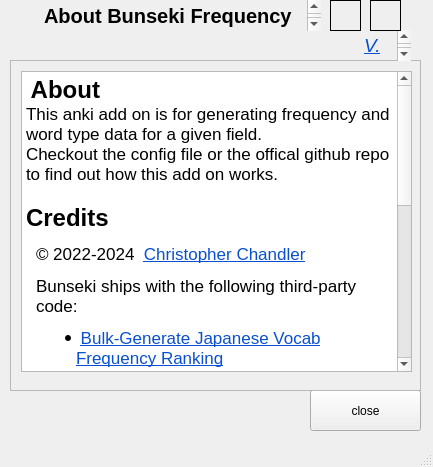
Before: the Qt Designer form resources/gui/about_add_on.ui in christopher-chandler/bulk_generate_japanese_vocab_frequency, drawn with Qt 5.
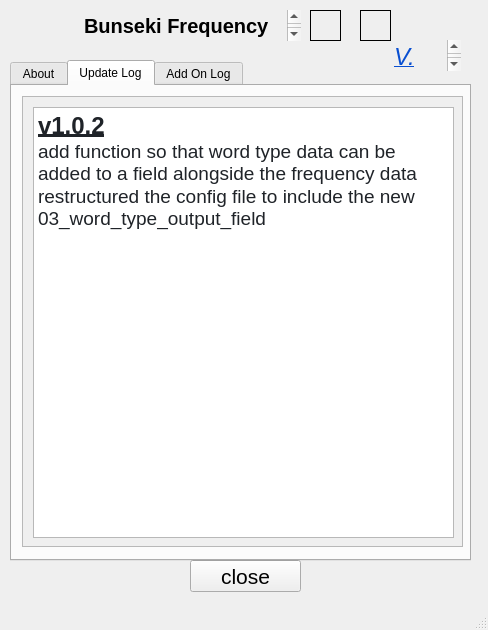
After: the same form once the commit is applied. Icons and pictures are not drawn.

Commit message: remove unused files update about_add_on.py rename files

What changed in the file:
```diff
--- a/resources/gui/about_add_on.ui
+++ b/resources/gui/about_add_on.ui
@@ -9,8 +9,8 @@
    <rect>
     <x>0</x>
     <y>0</y>
-    <width>433</width>
-    <height>467</height>
+    <width>488</width>
+    <height>630</height>
    </rect>
   </property>
   <property name="windowTitle">
@@ -29,12 +29,21 @@
    <widget class="QPushButton" name="closeWindow">
     <property name="geometry">
      <rect>
-      <x>310</x>
-      <y>390</y>
+      <x>190</x>
+      <y>560</y>
       <width>111</width>
-      <height>41</height>
+      <height>32</height>
      </rect>
     </property>
+    <property name="font">
+     <font>
+      <pointsize>16</pointsize>
+      <italic>false</italic>
+      <bold>false</bold>
+      <strikeout>false</strikeout>
+      <kerning>false</kerning>
+     </font>
+    </property>
     <property name="focusPolicy">
      <enum>Qt::ClickFocus</enum>
     </property>
@@ -48,38 +57,178 @@
      </size>
     </property>
    </widget>
-   <widget class="QScrollArea" name="AboutAddOnText">
+   <widget class="QTextBrowser" name="addonVersionNumber">
+    <property name="geometry">
+     <rect>
+      <x>390</x>
+      <y>40</y>
+      <width>71</width>
+      <height>31</height>
+     </rect>
+    </property>
+    <property name="styleSheet">
+     <string notr="true">QTextBrowser {
+    background: rgba(0, 0, 0, 0);  /* Completely transparent background */
+    border: none;  /* No border */
+    color: black;  /* Text color */
+}
+</string>
+    </property>
+    <property name="sizeAdjustPolicy">
+     <enum>QAbstractScrollArea::AdjustToContentsOnFirstShow</enum>
+    </property>
+    <property name="html">
+     <string>&lt;!DOCTYPE HTML PUBLIC &quot;-//W3C//DTD HTML 4.0//EN&quot; &quot;http://www.w3.org/TR/REC-html40/strict.dtd&quot;&gt;
+&lt;html&gt;&lt;head&gt;&lt;meta name=&quot;qrichtext&quot; content=&quot;1&quot; /&gt;&lt;meta charset=&quot;utf-8&quot; /&gt;&lt;style type=&quot;text/css&quot;&gt;
+p, li { white-space: pre-wrap; }
+hr { height: 1px; border-width: 0; }
+li.unchecked::marker { content: &quot;\2610&quot;; }
+li.checked::marker { content: &quot;\2612&quot;; }
+&lt;/style&gt;&lt;/head&gt;&lt;body style=&quot; font-family:'.AppleSystemUIFont'; font-size:13pt; font-weight:400; font-style:normal;&quot;&gt;
+&lt;p style=&quot; margin-top:0px; margin-bottom:0px; margin-left:0px; margin-right:0px; -qt-block-indent:0; text-indent:0px;&quot;&gt;&lt;a href=&quot;https://github.com/christopher-chandler/bulk_generate_japanese_vocab_frequency/releases/tag/update_config_file&quot;&gt;&lt;span style=&quot; font-size:18pt; font-style:italic; text-decoration: underline; color:#094fd1;&quot;&gt;V.1.0.2&lt;/span&gt;&lt;/a&gt;&lt;/p&gt;&lt;/body&gt;&lt;/html&gt;</string>
+    </property>
+    <property name="openExternalLinks">
+     <bool>true</bool>
+    </property>
+   </widget>
+   <widget class="QTextBrowser" name="addonTitle">
+    <property name="geometry">
+     <rect>
+      <x>80</x>
+      <y>10</y>
+      <width>221</width>
+      <height>31</height>
+     </rect>
+    </property>
+    <property name="styleSheet">
+     <string notr="true">QTextBrowser {
+    background: rgba(0, 0, 0, 0);  /* Completely transparent background */
+    border: none;  /* No border */
+    color: black;  /* Text color */
+}
+</string>
+    </property>
+    <property name="sizeAdjustPolicy">
+     <enum>QAbstractScrollArea::AdjustToContentsOnFirstShow</enum>
+    </property>
+    <property name="html">
+     <string>&lt;!DOCTYPE HTML PUBLIC &quot;-//W3C//DTD HTML 4.0//EN&quot; &quot;http://www.w3.org/TR/REC-html40/strict.dtd&quot;&gt;
+&lt;html&gt;&lt;head&gt;&lt;meta name=&quot;qrichtext&quot; content=&quot;1&quot; /&gt;&lt;meta charset=&quot;utf-8&quot; /&gt;&lt;style type=&quot;text/css&quot;&gt;
+p, li { white-space: pre-wrap; }
+hr { height: 1px; border-width: 0; }
+li.unchecked::marker { content: &quot;\2610&quot;; }
+li.checked::marker { content: &quot;\2612&quot;; }
+&lt;/style&gt;&lt;/head&gt;&lt;body style=&quot; font-family:'.AppleSystemUIFont'; font-size:13pt; font-weight:400; font-style:normal;&quot;&gt;
+&lt;p style=&quot; margin-top:0px; margin-bottom:0px; margin-left:0px; margin-right:0px; -qt-block-indent:0; text-indent:0px;&quot;&gt;&lt;span style=&quot; font-size:15pt; font-weight:700;&quot;&gt;Bunseki Frequency Japanese&lt;/span&gt;&lt;/p&gt;&lt;/body&gt;&lt;/html&gt;</string>
+    </property>
+    <property name="openExternalLinks">
+     <bool>true</bool>
+    </property>
+   </widget>
+   <widget class="QLabel" name="thumbsUpLikeAddOn">
+    <property name="geometry">
+     <rect>
+      <x>310</x>
+      <y>10</y>
+      <width>31</width>
+      <height>31</height>
+     </rect>
+    </property>
+    <property name="mouseTracking">
+     <bool>true</bool>
+    </property>
+    <property name="frameShape">
+     <enum>QFrame::Box</enum>
+    </property>
+    <property name="text">
+     <string/>
+    </property>
+    <property name="textFormat">
+     <enum>Qt::PlainText</enum>
+    </property>
+    <property name="pixmap">
+     <pixmap>../img/rate.svg</pixmap>
+    </property>
+    <property name="scaledContents">
+     <bool>true</bool>
+    </property>
+    <property name="wordWrap">
+     <bool>false</bool>
+    </property>
+    <property name="openExternalLinks">
+     <bool>true</bool>
+    </property>
+   </widget>
+   <widget class="QLabel" name="githubLabel">
+    <property name="geometry">
+     <rect>
+      <x>360</x>
+      <y>10</y>
+      <width>31</width>
+      <height>31</height>
+     </rect>
+    </property>
+    <property name="frameShape">
+     <enum>QFrame::Box</enum>
+    </property>
+    <property name="text">
+     <string/>
+    </property>
+    <property name="pixmap">
+     <pixmap>../img/github.png</pixmap>
+    </property>
+    <property name="scaledContents">
+     <bool>true</bool>
+    </property>
+   </widget>
+   <widget class="QTabWidget" name="tabWidget">
     <property name="geometry">
      <rect>
       <x>10</x>
       <y>60</y>
-      <width>411</width>
-      <height>331</height>
+      <width>461</width>
+      <height>501</height>
      </rect>
     </property>
-    <property name="widgetResizable">
-     <bool>true</bool>
+    <property name="currentIndex">
+     <number>1</number>
     </property>
-    <widget class="QWidget" name="scrollAreaWidgetContents">
-     <property name="geometry">
-      <rect>
-       <x>0</x>
-       <y>0</y>
-       <width>409</width>
-       <height>329</height>
-      </rect>
-     </property>
-     <widget class="QTextBrowser" name="textBrowser">
+    <widget class="QWidget" name="aboutTab_0">
+     <attribute name="title">
+      <string>About</string>
+     </attribute>
+     <widget class="QScrollArea" name="aboutAddonText_0">
       <property name="geometry">
        <rect>
-        <x>10</x>
+        <x>0</x>
         <y>10</y>
-        <width>391</width>
-        <height>301</height>
+        <width>441</width>
+        <height>451</height>
        </rect>
       </property>
-      <property name="html">
-       <string>&lt;!DOCTYPE HTML PUBLIC &quot;-//W3C//DTD HTML 4.0//EN&quot; &quot;http://www.w3.org/TR/REC-html40/strict.dtd&quot;&gt;
+      <property name="widgetResizable">
+       <bool>true</bool>
+      </property>
+      <widget class="QWidget" name="aboutAddonTextScrollAreaWidgetContents_0">
+       <property name="geometry">
+        <rect>
+         <x>0</x>
+         <y>0</y>
+         <width>439</width>
+         <height>449</height>
+        </rect>
+       </property>
+       <widget class="QTextBrowser" name="textBrowser_2">
+        <property name="geometry">
+         <rect>
+          <x>10</x>
+          <y>10</y>
+          <width>421</width>
+          <height>431</height>
+         </rect>
+        </property>
+        <property name="html">
+         <string>&lt;!DOCTYPE HTML PUBLIC &quot;-//W3C//DTD HTML 4.0//EN&quot; &quot;http://www.w3.org/TR/REC-html40/strict.dtd&quot;&gt;
 &lt;html&gt;&lt;head&gt;&lt;meta name=&quot;qrichtext&quot; content=&quot;1&quot; /&gt;&lt;meta charset=&quot;utf-8&quot; /&gt;&lt;style type=&quot;text/css&quot;&gt;
 p, li { white-space: pre-wrap; }
 hr { height: 1px; border-width: 0; }
@@ -100,133 +249,109 @@
 &lt;h3 style=&quot; margin-top:14px; margin-bottom:12px; margin-left:10px; margin-right:10px; -qt-block-indent:0; text-indent:0px;&quot;&gt;&lt;span style=&quot; font-size:18pt; font-weight:700;&quot;&gt;License&lt;/span&gt;&lt;span style=&quot; font-size:large; font-weight:700;&quot;&gt; &lt;/span&gt;&lt;/h3&gt;
 &lt;p style=&quot; margin-top:12px; margin-bottom:12px; margin-left:10px; margin-right:10px; -qt-block-indent:0; text-indent:0px;&quot;&gt;&lt;span style=&quot; font-style:italic;&quot;&gt;Bunseki&lt;/span&gt; is &lt;span style=&quot; font-weight:700;&quot;&gt;free and open-source&lt;/span&gt; software. The add-on code that runs within Anki is released under the GNU AGPLv3 license, extended by a number of additional terms. For more information please see the license file that accompanied this program. &lt;/p&gt;
 &lt;p style=&quot; margin-top:12px; margin-bottom:12px; margin-left:10px; margin-right:10px; -qt-block-indent:0; text-indent:0px;&quot;&gt;This program is distributed in the hope that it will be useful, but WITHOUT ANY WARRANTY. Please see the license file for more details. &lt;/p&gt;&lt;/body&gt;&lt;/html&gt;</string>
-      </property>
+        </property>
+       </widget>
+      </widget>
      </widget>
     </widget>
-   </widget>
-   <widget class="QTextBrowser" name="AddOnVersionNumber">
-    <property name="geometry">
-     <rect>
-      <x>360</x>
-      <y>30</y>
-      <width>51</width>
-      <height>31</height>
-     </rect>
-    </property>
-    <property name="styleSheet">
-     <string notr="true">QTextBrowser {
-    background: rgba(0, 0, 0, 0);  /* Completely transparent background */
-    border: none;  /* No border */
-    color: black;  /* Text color */
-}
-</string>
-    </property>
-    <property name="sizeAdjustPolicy">
-     <enum>QAbstractScrollArea::AdjustToContentsOnFirstShow</enum>
-    </property>
-    <property name="html">
-     <string>&lt;!DOCTYPE HTML PUBLIC &quot;-//W3C//DTD HTML 4.0//EN&quot; &quot;http://www.w3.org/TR/REC-html40/strict.dtd&quot;&gt;
+    <widget class="QWidget" name="updateLog_1">
+     <attribute name="title">
+      <string>Update Log</string>
+     </attribute>
+     <widget class="QScrollArea" name="updateLogText_1">
+      <property name="geometry">
+       <rect>
+        <x>10</x>
+        <y>10</y>
+        <width>441</width>
+        <height>451</height>
+       </rect>
+      </property>
+      <property name="widgetResizable">
+       <bool>true</bool>
+      </property>
+      <widget class="QWidget" name="updateLogTextScrollAreaWidgetContents_1">
+       <property name="geometry">
+        <rect>
+         <x>0</x>
+         <y>0</y>
+         <width>439</width>
+         <height>449</height>
+        </rect>
+       </property>
+       <widget class="QTextBrowser" name="updateLogTextTextBrowser_1">
+        <property name="geometry">
+         <rect>
+          <x>10</x>
+          <y>10</y>
+          <width>421</width>
+          <height>431</height>
+         </rect>
+        </property>
+        <property name="html">
+         <string>&lt;!DOCTYPE HTML PUBLIC &quot;-//W3C//DTD HTML 4.0//EN&quot; &quot;http://www.w3.org/TR/REC-html40/strict.dtd&quot;&gt;
 &lt;html&gt;&lt;head&gt;&lt;meta name=&quot;qrichtext&quot; content=&quot;1&quot; /&gt;&lt;meta charset=&quot;utf-8&quot; /&gt;&lt;style type=&quot;text/css&quot;&gt;
 p, li { white-space: pre-wrap; }
 hr { height: 1px; border-width: 0; }
 li.unchecked::marker { content: &quot;\2610&quot;; }
 li.checked::marker { content: &quot;\2612&quot;; }
 &lt;/style&gt;&lt;/head&gt;&lt;body style=&quot; font-family:'.AppleSystemUIFont'; font-size:13pt; font-weight:400; font-style:normal;&quot;&gt;
-&lt;p style=&quot; margin-top:0px; margin-bottom:0px; margin-left:0px; margin-right:0px; -qt-block-indent:0; text-indent:0px;&quot;&gt;&lt;a href=&quot;https://github.com/christopher-chandler/bulk_generate_japanese_vocab_frequency/releases/tag/update_config_file&quot;&gt;&lt;span style=&quot; font-size:14pt; font-style:italic; text-decoration: underline; color:#094fd1;&quot;&gt;V.1.0.2&lt;/span&gt;&lt;/a&gt;&lt;/p&gt;&lt;/body&gt;&lt;/html&gt;</string>
-    </property>
-    <property name="openExternalLinks">
-     <bool>true</bool>
-    </property>
-   </widget>
-   <widget class="QTextBrowser" name="AddOnTitle">
-    <property name="geometry">
-     <rect>
-      <x>40</x>
-      <y>0</y>
-      <width>281</width>
-      <height>31</height>
-     </rect>
-    </property>
-    <property name="styleSheet">
-     <string notr="true">QTextBrowser {
-    background: rgba(0, 0, 0, 0);  /* Completely transparent background */
-    border: none;  /* No border */
-    color: black;  /* Text color */
-}
-</string>
-    </property>
-    <property name="sizeAdjustPolicy">
-     <enum>QAbstractScrollArea::AdjustToContentsOnFirstShow</enum>
-    </property>
-    <property name="html">
-     <string>&lt;!DOCTYPE HTML PUBLIC &quot;-//W3C//DTD HTML 4.0//EN&quot; &quot;http://www.w3.org/TR/REC-html40/strict.dtd&quot;&gt;
+&lt;p style=&quot; margin-top:0px; margin-bottom:0px; margin-left:0px; margin-right:0px; -qt-block-indent:0; text-indent:0px; background-color:#ffffff;&quot;&gt;&lt;span style=&quot; font-family:'-apple-system','system-ui','Segoe UI','Noto Sans','Helvetica','Arial','sans-serif','Apple Color Emoji','Segoe UI Emoji'; font-size:18pt; font-weight:700; text-decoration: underline; text-decoration-color:#000000; color:#1f2328; background-color:#ffffff;&quot;&gt;v1.0.2&lt;/span&gt;&lt;/p&gt;
+&lt;p style=&quot; margin-top:0px; margin-bottom:0px; margin-left:0px; margin-right:0px; -qt-block-indent:0; text-indent:0px; background-color:#ffffff;&quot;&gt;&lt;span style=&quot; font-family:'-apple-system','system-ui','Segoe UI','Noto Sans','Helvetica','Arial','sans-serif','Apple Color Emoji','Segoe UI Emoji'; font-size:14pt; color:#1f2328; background-color:#ffffff;&quot;&gt;add function so that word type data can be added to a field alongside the frequency data &lt;/span&gt;&lt;/p&gt;
+&lt;p style=&quot; margin-top:0px; margin-bottom:0px; margin-left:0px; margin-right:0px; -qt-block-indent:0; text-indent:0px; background-color:#ffffff;&quot;&gt;&lt;span style=&quot; font-family:'-apple-system','system-ui','Segoe UI','Noto Sans','Helvetica','Arial','sans-serif','Apple Color Emoji','Segoe UI Emoji'; font-size:14pt; color:#1f2328; background-color:#ffffff;&quot;&gt;restructured the config file to include the new 03_word_type_output_field&lt;/span&gt;&lt;/p&gt;&lt;/body&gt;&lt;/html&gt;</string>
+        </property>
+       </widget>
+      </widget>
+     </widget>
+    </widget>
+    <widget class="QWidget" name="addonLog_2">
+     <attribute name="title">
+      <string>Add On Log</string>
+     </attribute>
+     <widget class="QScrollArea" name="addonLogText_2">
+      <property name="geometry">
+       <rect>
+        <x>10</x>
+        <y>10</y>
+        <width>441</width>
+        <height>451</height>
+       </rect>
+      </property>
+      <property name="widgetResizable">
+       <bool>true</bool>
+      </property>
+      <widget class="QWidget" name="addonLogScrollAreaWidgetContents_2">
+       <property name="geometry">
+        <rect>
+         <x>0</x>
+         <y>0</y>
+         <width>439</width>
+         <height>449</height>
+        </rect>
+       </property>
+       <widget class="QTextBrowser" name="addonLogTextBrowser_2">
+        <property name="geometry">
+         <rect>
+          <x>10</x>
+          <y>10</y>
+          <width>421</width>
+          <height>431</height>
+         </rect>
+        </property>
+        <property name="html">
+         <string>&lt;!DOCTYPE HTML PUBLIC &quot;-//W3C//DTD HTML 4.0//EN&quot; &quot;http://www.w3.org/TR/REC-html40/strict.dtd&quot;&gt;
 &lt;html&gt;&lt;head&gt;&lt;meta name=&quot;qrichtext&quot; content=&quot;1&quot; /&gt;&lt;meta charset=&quot;utf-8&quot; /&gt;&lt;style type=&quot;text/css&quot;&gt;
 p, li { white-space: pre-wrap; }
 hr { height: 1px; border-width: 0; }
 li.unchecked::marker { content: &quot;\2610&quot;; }
 li.checked::marker { content: &quot;\2612&quot;; }
 &lt;/style&gt;&lt;/head&gt;&lt;body style=&quot; font-family:'.AppleSystemUIFont'; font-size:13pt; font-weight:400; font-style:normal;&quot;&gt;
-&lt;p style=&quot; margin-top:0px; margin-bottom:0px; margin-left:0px; margin-right:0px; -qt-block-indent:0; text-indent:0px;&quot;&gt;&lt;span style=&quot; font-size:15pt; font-weight:700;&quot;&gt;About Bunseki Frequency Japanese&lt;/span&gt;&lt;/p&gt;&lt;/body&gt;&lt;/html&gt;</string>
-    </property>
-    <property name="openExternalLinks">
-     <bool>true</bool>
-    </property>
-   </widget>
-   <widget class="QLabel" name="ThumbsUpLikeAddOn">
-    <property name="geometry">
-     <rect>
-      <x>330</x>
-      <y>0</y>
-      <width>31</width>
-      <height>31</height>
-     </rect>
-    </property>
-    <property name="mouseTracking">
-     <bool>true</bool>
-    </property>
-    <property name="frameShape">
-     <enum>QFrame::Box</enum>
-    </property>
-    <property name="text">
-     <string/>
-    </property>
-    <property name="textFormat">
-     <enum>Qt::PlainText</enum>
-    </property>
-    <property name="pixmap">
-     <pixmap>../img/rate.svg</pixmap>
-    </property>
-    <property name="scaledContents">
-     <bool>true</bool>
-    </property>
-    <property name="wordWrap">
-     <bool>false</bool>
-    </property>
-    <property name="openExternalLinks">
-     <bool>true</bool>
-    </property>
-   </widget>
-   <widget class="QLabel" name="label">
-    <property name="geometry">
-     <rect>
-      <x>370</x>
-      <y>0</y>
-      <width>31</width>
-      <height>31</height>
-     </rect>
-    </property>
-    <property name="frameShape">
-     <enum>QFrame::Box</enum>
-    </property>
-    <property name="text">
-     <string/>
-    </property>
-    <property name="pixmap">
-     <pixmap>../img/github.png</pixmap>
-    </property>
-    <property name="scaledContents">
-     <bool>true</bool>
-    </property>
+&lt;p style=&quot;-qt-paragraph-type:empty; margin-top:0px; margin-bottom:0px; margin-left:0px; margin-right:0px; -qt-block-indent:0; text-indent:0px; background-color:#ffffff;&quot;&gt;&lt;br /&gt;&lt;/p&gt;&lt;/body&gt;&lt;/html&gt;</string>
+        </property>
+       </widget>
+      </widget>
+     </widget>
+    </widget>
    </widget>
   </widget>
   <widget class="QStatusBar" name="statusbar"/>
```
Left out of the diff: 6 changed lines with no effect on the pictures. The commit also changes 7 other files.
